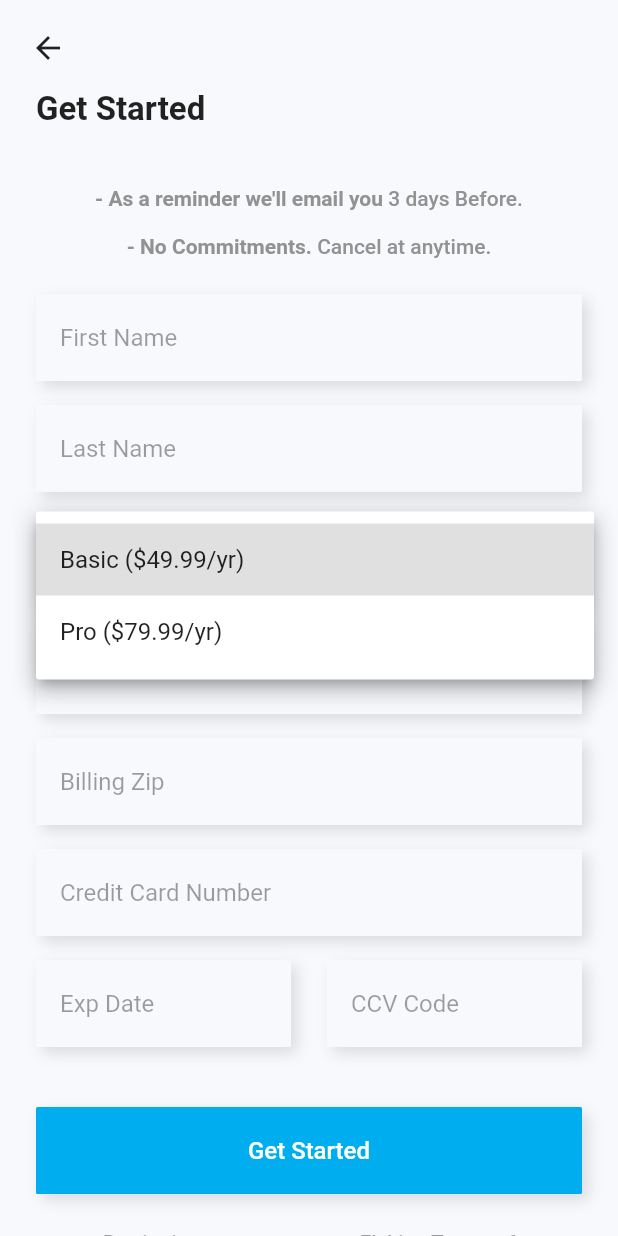
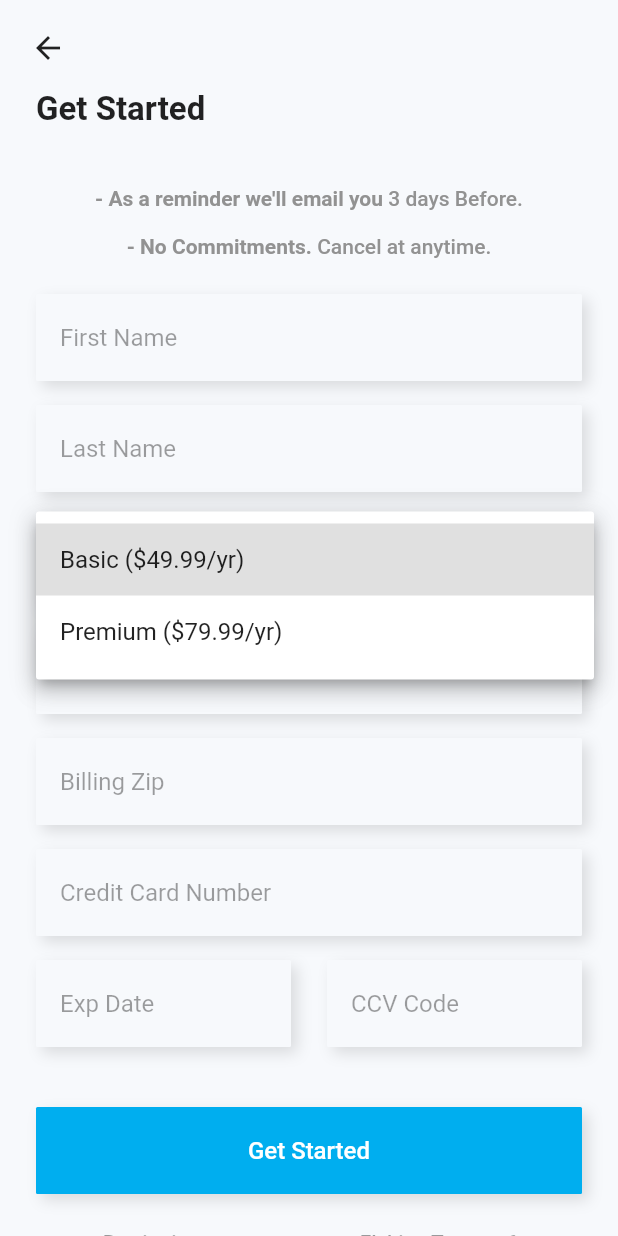
Before and after one commit to soliddev328/flutter-dart-uidexco, a Flutter app: the UserInfoScreen screen opened directly with empty values, after a tap on "Select a Plan", on a phone screen of 412 x 824 dp. Run offline on Flutter 3.47's test engine with Material 2 defaults, Android fonts, the phone set to English and light mode, and no system bars; our stand-ins replace dio, flushbar, flutter_datetime_picker, font_awesome_flutter, rflutter_alert, rxdart and 3 more; missing offline and left inert: date_range_picker, flutter_page_indicator, onesignal_flutter, select_dialog, simple_autocomplete_formfield; accounts and stored records are empty; project files that could hold a hidden picture were left out.

Commit message:
change pro to premium

```diff
--- a/flyline_flutter_app-master/lib/modules/login/userInfoScreen.dart
+++ b/flyline_flutter_app-master/lib/modules/login/userInfoScreen.dart
@@ -33,11 +33,11 @@ class _UserInfoScreenState extends State<UserInfoScreen> {
   final GlobalKey<FormState> _formKey = GlobalKey<FormState>();
   List<String> planList = [
     "Basic (\$49.99/yr)",
-    "Pro (\$79.99/yr)",
+    "Premium (\$79.99/yr)",
   ];
   List<String> planValues = [
     "basic",
-    "pro",
+    "premium",
   ];
   final Map<String, dynamic> _formData = {
     'home_airport': null,
```
